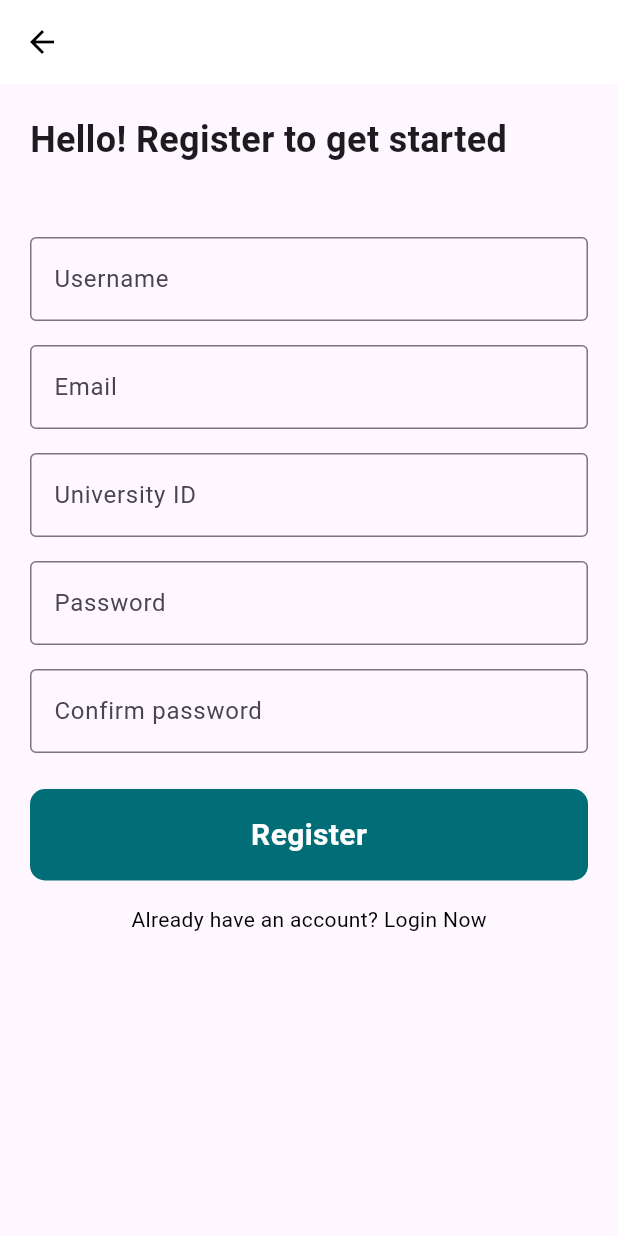
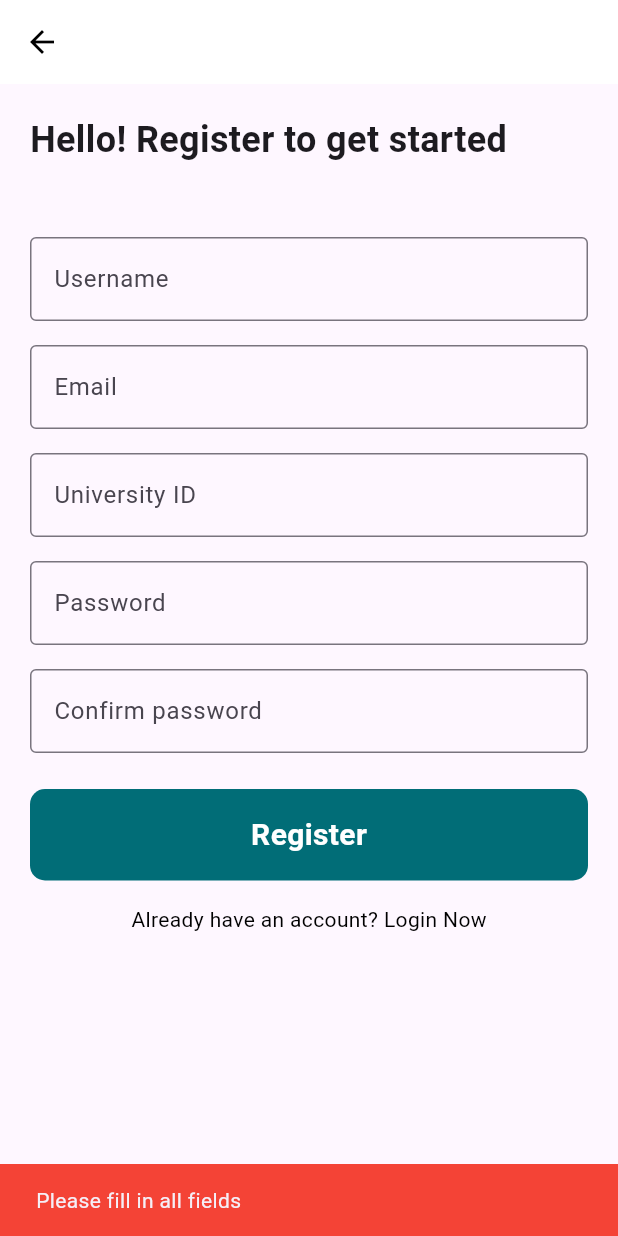
Before and after one commit to devindxdev/UnivolveApp, a Flutter app: the RegisterScreen screen opened directly with empty values, after a tap on "Register", on a phone screen of 412 x 824 dp. Run offline on Flutter 3.47's test engine with Material 3 defaults, Android fonts, the phone set to English and light mode, and no system bars; our stand-ins replace cloud_firestore, firebase_auth, firebase_core; accounts and stored records are empty; network calls fail.

Commit message:
Registration Ser

```diff
--- a/lib/pages/register_page.dart
+++ b/lib/pages/register_page.dart
@@ -1,3 +1,4 @@
+import 'package:cloud_firestore/cloud_firestore.dart';
 import 'package:firebase_auth/firebase_auth.dart';
 import 'package:firebase_core/firebase_core.dart';
 import 'package:flutter/material.dart';
@@ -32,31 +33,92 @@ class _RegisterScreenState extends State<RegisterScreen> {
 
   //signup function
   Future signUp() async {
+    // Check if any of the fields are empty
+    if (usernameController.text.trim().isEmpty ||
+        emailController.text.trim().isEmpty ||
+        universityIdController.text.trim().isEmpty ||
+        passwordController.text.trim().isEmpty ||
+        confirmPasswordController.text.trim().isEmpty) {
+      // Display a SnackBar if any field is empty
+      ScaffoldMessenger.of(context).showSnackBar(
+        SnackBar(
+          content: Text('Please fill in all fields'),
+          backgroundColor: Colors.red,
+        ),
+      );
+      return; // Stop the function execution if any field is empty
+    }
+
+    // Proceed if passwords match and fields are not empty
     if (passwordController.text.trim() ==
         confirmPasswordController.text.trim()) {
+      final String documentId = universityIdController.text.trim();
+      final doc = await FirebaseFirestore.instance
+          .collection('users')
+          .doc(documentId)
+          .get();
+
+      // Check if a user with the same student ID already exists
+      if (doc.exists) {
+        // Fetch the email associated with the existing student ID
+        String existingEmail = doc.data()?['email'] ?? 'No email available';
+
+        // Display a SnackBar if the student ID is already in use, including the associated email
+        ScaffoldMessenger.of(context).showSnackBar(
+          SnackBar(
+            content: Text(
+                'Student ID is already in use by $existingEmail.Please either login using that or contact support.'),
+            backgroundColor: Colors.grey[900],
+          ),
+        );
+        return; // Stop the function execution if the student ID is already in use
+      }
+
+      try {
+        // If the student ID is unique, proceed with user registration
+        final userCredential =
             await FirebaseAuth.instance.createUserWithEmailAndPassword(
           email: emailController.text.trim(),
           password: passwordController.text.trim(),
         );
+
+        // After successful registration, add user details to Firestore
+        await addUserdetails();
+
+        // Optionally, handle the userCredential as needed, e.g., storing additional user info
+      } on FirebaseAuthException catch (e) {
+        // Handle Firebase Auth exceptions, e.g., email already in use
+        ScaffoldMessenger.of(context).showSnackBar(
+          SnackBar(
+            content: Text(e.message ?? 'An error occurred. Please try again.'),
+            backgroundColor: Colors.grey[900],
+          ),
+        );
+      }
     } else {
-      // Show dialog if passwords don't match
-      showDialog(
-        context: context,
-        builder: (BuildContext context) {
-          return AlertDialog(
-            title: Text('Mismatch'),
+      // Display a SnackBar if passwords don't match
+      ScaffoldMessenger.of(context).showSnackBar(
+        SnackBar(
           content: Text("Passwords don't match"),
-            actions: <Widget>[
-              TextButton(
-                child: Text('OK'),
-                onPressed: () {
-                  Navigator.of(context).pop(); // Dismiss the dialog
-                },
+          backgroundColor: Colors.grey[900],
         ),
-            ],
       );
-        },
-      );
+    }
+  }
+
+  //add user details to the database to
+  Future<void> addUserdetails() async {
+    String documentId = universityIdController.text.trim();
+
+    try {
+      await FirebaseFirestore.instance.collection('users').doc(documentId).set({
+        'username': usernameController.text.trim(),
+        'email': emailController.text.trim(),
+        'universityId': universityIdController.text.trim(),
+      });
+      print("User details added successfully");
+    } catch (e) {
+      print("Error adding user details: $e");
     }
   }
 
```
Also changed, not shown: lib/pages/forgot_pass.dart (+8 -8 lines). Lines whose indentation alone changed are shown as unchanged.
